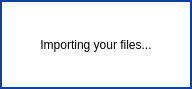
Qt form parsec/core/gui/forms/loading_dialog.ui (Scille/parsec-cloud) before a commit.
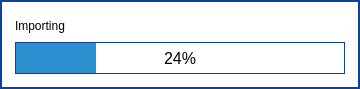
The same form after that commit.

Commit message: [GUI] Added progress bar and replace dialog when importing files

```diff
--- a/parsec/core/gui/forms/loading_dialog.ui
+++ b/parsec/core/gui/forms/loading_dialog.ui
@@ -6,7 +6,7 @@
    <rect>
     <x>0</x>
     <y>0</y>
-    <width>192</width>
+    <width>360</width>
     <height>89</height>
    </rect>
   </property>
@@ -54,20 +54,64 @@
       <item>
        <layout class="QHBoxLayout" name="horizontalLayout">
         <property name="spacing">
-         <number>10</number>
+         <number>8</number>
         </property>
+        <item>
+         <widget class="QLabel" name="label_2">
+          <property name="text">
+           <string>Importing</string>
+          </property>
+         </widget>
+        </item>
         <item>
          <widget class="QLabel" name="label">
+          <property name="sizePolicy">
+           <sizepolicy hsizetype="Expanding" vsizetype="Preferred">
+            <horstretch>0</horstretch>
+            <verstretch>0</verstretch>
+           </sizepolicy>
+          </property>
           <property name="text">
-           <string>Importing your files...</string>
+           <string/>
           </property>
           <property name="alignment">
-           <set>Qt::AlignCenter</set>
+           <set>Qt::AlignLeading|Qt::AlignLeft|Qt::AlignVCenter</set>
           </property>
          </widget>
         </item>
        </layout>
       </item>
+      <item>
+       <widget class="QProgressBar" name="progress_bar">
+        <property name="minimumSize">
+         <size>
+          <width>0</width>
+          <height>32</height>
+         </size>
+        </property>
+        <property name="font">
+         <font>
+          <pointsize>12</pointsize>
+         </font>
+        </property>
+        <property name="styleSheet">
+         <string notr="true">QProgressBar
+{
+border: 1px solid rgb(12, 65, 157);
+text-align: center;
+}
+
+QProgressBar::chunk
+{
+background-color: rgb(45, 144, 209);
+width: 20px;
+}</string>
+        </property>
+        <property name="value">
+         <number>24</number>
+        </property>
+       </widget>
+      </item>
      </layout>
     </widget>
    </item>
```
The commit also changes 5 other files.
